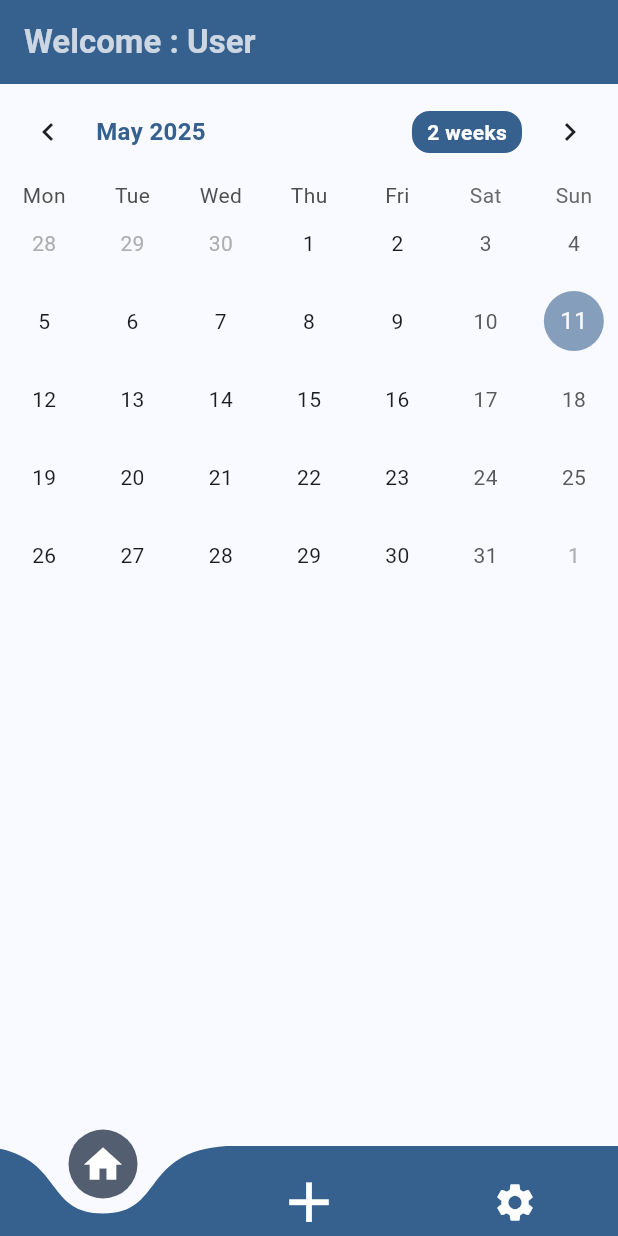
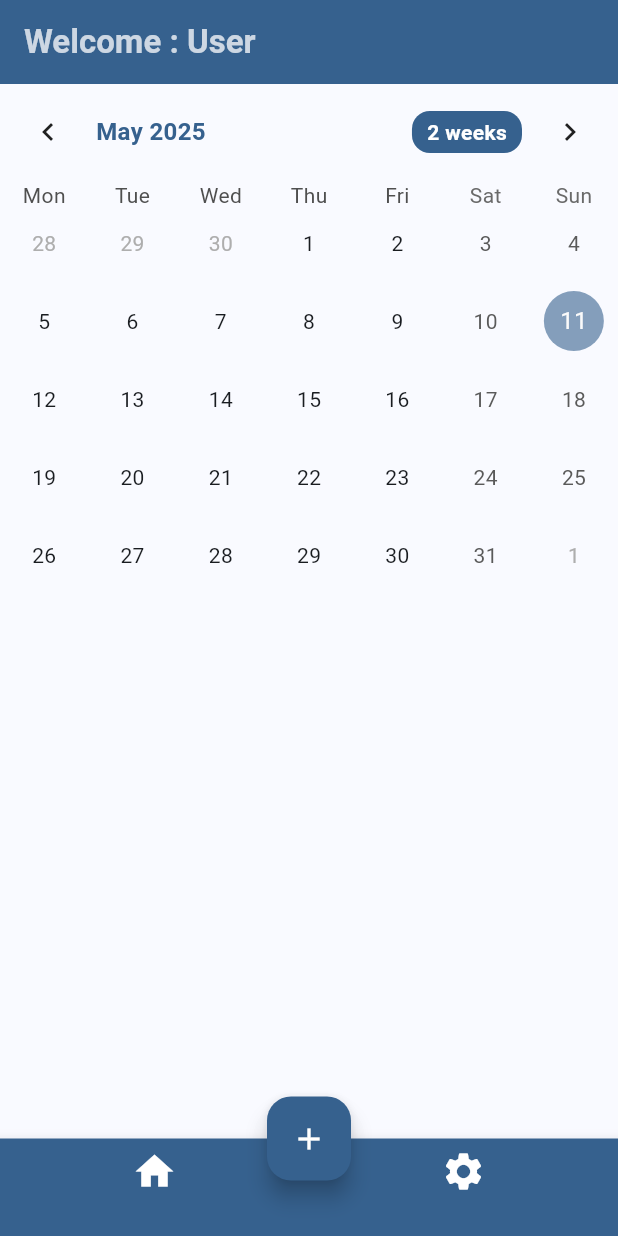
Before and after one commit to sz-adam/habit_tracker, a Flutter app: the screen it shows after launch, on a phone screen of 412 x 824 dp. Run offline on Flutter 3.47's test engine with Material 3 defaults, Android fonts, the phone set to English and light mode, and no system bars; drawn by our look-alikes of curved_navigation_bar, table_calendar; our stand-ins replace flutter_riverpod, hive, hive_flutter; accounts and stored records are empty.

Commit message:
new navigation

```diff
--- a/lib/screens/navigation/bottom_navigation.dart
+++ b/lib/screens/navigation/bottom_navigation.dart
@@ -1,4 +1,3 @@
-import 'package:curved_navigation_bar/curved_navigation_bar.dart';
 import 'package:flutter/material.dart';
 import 'package:habit_tracker/screens/add_habit.dart';
 import 'package:habit_tracker/screens/home_screen.dart';
@@ -13,13 +12,34 @@ class BottomNavigation extends StatefulWidget {
 
 class _BottomNavigationState extends State<BottomNavigation> {
   int _selectedIndex = 0;
+  final PageController _pageController = PageController();
 
-  final List<Widget> _screens = [HomeScreen(), AddHabit(), SettingsScreen()];
+  final List<Widget> _screens = [
+    HomeScreen(),
+    SettingsScreen(),
+  ];
 
   void _onItemTapped(int index) {
     setState(() {
       _selectedIndex = index;
     });
+    _pageController.animateToPage(index,
+        duration: Duration(milliseconds: 500),
+        curve: Curves.easeInOut);
+  }
+
+  // Navigáció az AddHabit képernyőre
+  void _navigateToAddHabit() {
+    Navigator.push(
+      context,
+      MaterialPageRoute(builder: (context) => AddHabit()),
+    );
+  }
+
+  @override
+  void dispose() {
+    _pageController.dispose();
+    super.dispose();
   }
 
   @override
@@ -27,22 +47,37 @@ class _BottomNavigationState extends State<BottomNavigation> {
     final theme = Theme.of(context);
 
     return Scaffold(
-      body: _screens[_selectedIndex],
-      bottomNavigationBar: CurvedNavigationBar(
-        index: _selectedIndex,
-        height: 60.0,
-        color: theme.colorScheme.primary,
-        buttonBackgroundColor: theme.colorScheme.secondary,
-        backgroundColor: theme.scaffoldBackgroundColor,
-        items: <Widget>[
-          Icon(Icons.home, size: 30, color: Colors.white),
-          Icon(Icons.add, size: 45, color: Colors.white),
-          Icon(Icons.settings, size: 30, color: Colors.white),
+      body: PageView(
+        controller: _pageController,
+        onPageChanged: (index) {
+          setState(() {
+            _selectedIndex = index;
+          });
+        },
+        children: _screens,
+      ),
+      bottomNavigationBar: BottomNavigationBar(
+        currentIndex: _selectedIndex,
+        onTap: _onItemTapped,
+        backgroundColor: theme.primaryColor,
+        items: <BottomNavigationBarItem>[
+          BottomNavigationBarItem(
+            icon: Icon(Icons.home, color: Colors.white,size: 30,),
+            label: '',
+          ),
+          BottomNavigationBarItem(
+            icon: Icon(Icons.settings, color: Colors.white,size: 30,),
+            label: '',
+          ),
         ],
-        onTap: _onItemTapped,
-        animationDuration: Duration(milliseconds: 300),
-        animationCurve: Curves.linear,
       ),
+      floatingActionButton: FloatingActionButton(
+        onPressed: _navigateToAddHabit,
+        backgroundColor: theme.primaryColor,
+        child: Icon(Icons.add, color: Colors.white),
+
+      ),
+      floatingActionButtonLocation: FloatingActionButtonLocation.centerDocked,
     );
   }
 }
```
